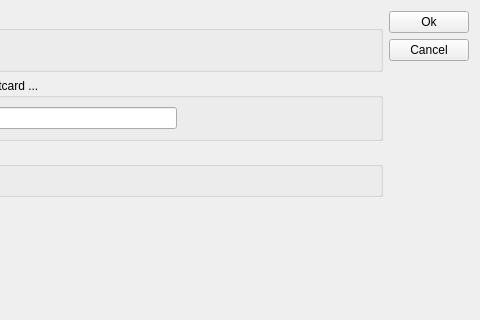
Above: client/dlgpaneluse.ui from tbikfalvi/Belenus before the change; both pictures show x 98 to 578 and y 0 to 320 of the 578 by 448 pixel window. Below: the same form after it.
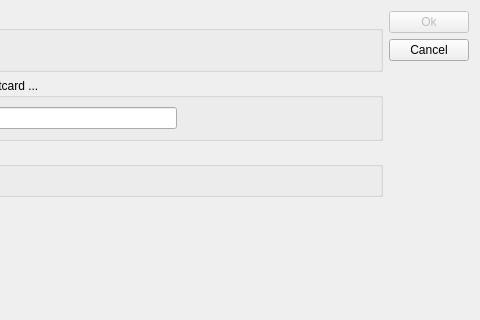
That is the form after the change.

```diff
--- a/client/dlgpaneluse.ui
+++ b/client/dlgpaneluse.ui
@@ -199,11 +199,14 @@
     <layout class="QVBoxLayout" name="verticalLayout">
      <item>
       <widget class="QPushButton" name="pbOk">
+       <property name="enabled">
+        <bool>false</bool>
+       </property>
        <property name="text">
         <string>Ok</string>
        </property>
        <property name="autoDefault">
-        <bool>false</bool>
+        <bool>true</bool>
        </property>
       </widget>
      </item>
```
Left out of the diff: 5 changed lines with no effect on the pictures.
